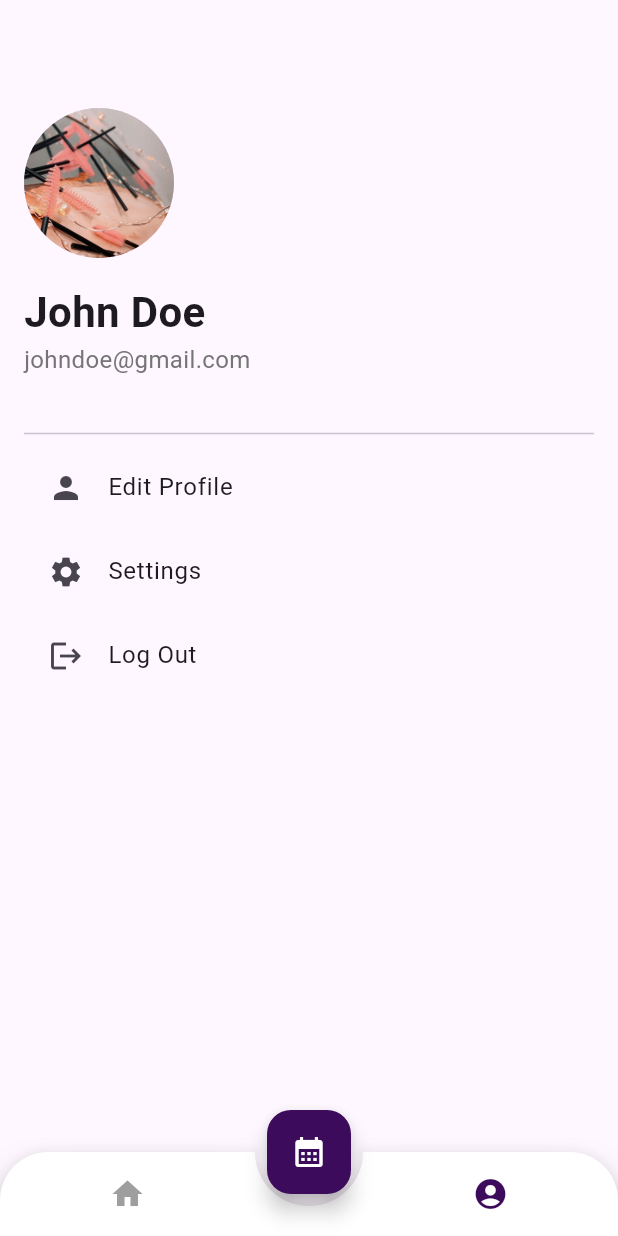
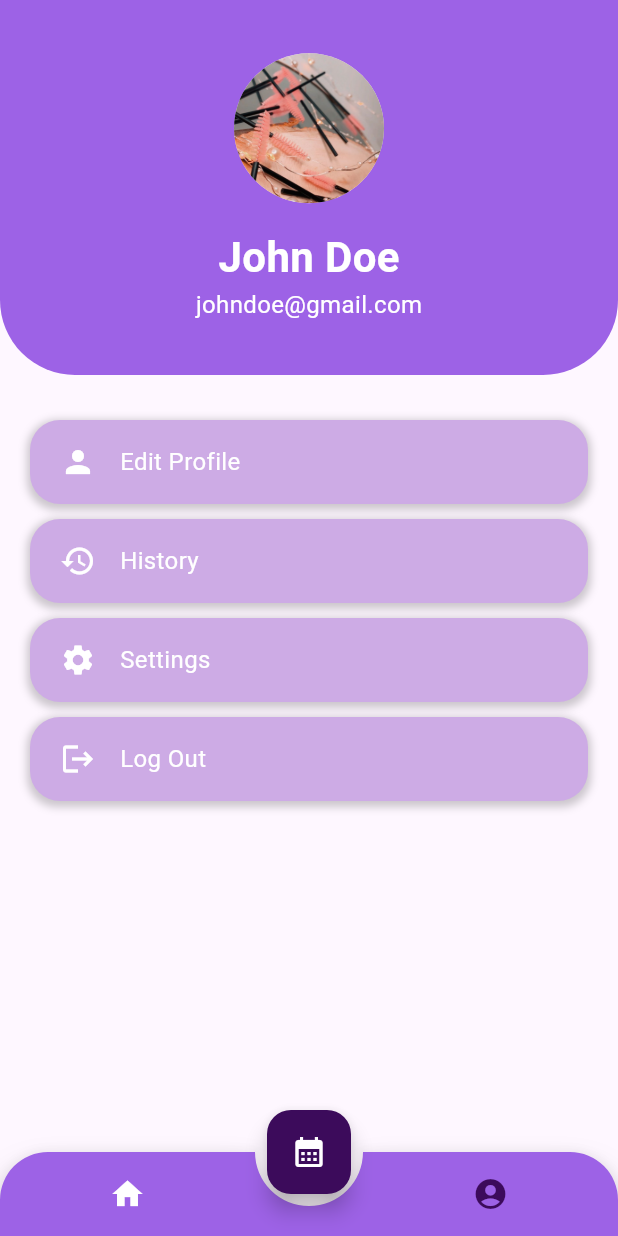
Before and after one commit to xbayarsukh/Picktimee, a Flutter app: the screen it shows after launch, item 2 of the bottom bar chosen, on a phone screen of 412 x 824 dp. Run offline on Flutter 3.47's test engine with Material 3 defaults, Android fonts, the phone set to English and light mode, and no system bars; drawn by our look-alikes of animated_bottom_navigation_bar; our stand-ins replace image_picker.

Commit message:
profile dund

```diff
--- a/application_frontend/lib/bottom_bar.dart
+++ b/application_frontend/lib/bottom_bar.dart
@@ -54,14 +54,15 @@ class _MyHomePageState extends State<MyHomePage> {
           Icons.calendar_month,
           color: Colors.white, // Set the icon color to white
         ),
-        backgroundColor: Color.fromARGB(255, 60, 11, 91),
+        backgroundColor: Color.fromARGB(255, 60, 11, 91), // Purple color
       ),
       floatingActionButtonLocation: FloatingActionButtonLocation.centerDocked,
       bottomNavigationBar: AnimatedBottomNavigationBar.builder(
         itemCount: iconList.length,
         tabBuilder: (int index, bool isActive) {
-          final color =
-              isActive ? Color.fromARGB(255, 60, 11, 91) : Colors.grey;
+          final color = isActive
+              ? Color.fromARGB(255, 60, 11, 91)
+              : Color.fromARGB(255, 255, 255, 255);
           return Icon(
             iconList[index],
             size: 24,
@@ -73,6 +74,8 @@ class _MyHomePageState extends State<MyHomePage> {
         notchSmoothness: NotchSmoothness.verySmoothEdge,
         leftCornerRadius: 32,
         rightCornerRadius: 32,
+        backgroundColor:
+            Color.fromARGB(255, 157, 98, 230), // Purple bottom bar color
         onTap: (index) => setState(() => _bottomNavIndex = index),
       ),
     );
--- a/application_frontend/lib/profile.dart
+++ b/application_frontend/lib/profile.dart
@@ -5,16 +5,26 @@ class ProfilePage extends StatelessWidget {
   @override
   Widget build(BuildContext context) {
     return Scaffold(
-      appBar: AppBar(),
-      body: Padding(
-        padding: const EdgeInsets.all(16.0),
+      body: Column(
+        crossAxisAlignment: CrossAxisAlignment.start,
+        children: [
+          Container(
+            height: 250,
+            decoration: BoxDecoration(
+              color: Color.fromARGB(255, 157, 98, 230),
+              borderRadius: BorderRadius.only(
+                bottomLeft: Radius.circular(50),
+                bottomRight: Radius.circular(50),
+              ),
+            ),
+            child: Center(
               child: Column(
-          crossAxisAlignment: CrossAxisAlignment.start,
+                mainAxisAlignment: MainAxisAlignment.center,
                 children: [
                   CircleAvatar(
                     radius: 50,
-              backgroundImage:
-                  AssetImage('assets/images/1.jpg'), // Add your image here
+                    backgroundImage: AssetImage(
+                        'assets/images/1.jpg'), // Add your image here
                   ),
                   SizedBox(height: 16),
                   Text(
@@ -22,44 +32,161 @@ class ProfilePage extends StatelessWidget {
                     style: TextStyle(
                       fontSize: 28,
                       fontWeight: FontWeight.bold,
+                      color: Colors.white,
                     ),
                   ),
                   Text(
                     "johndoe@gmail.com", // Replace with dynamic email data
                     style: TextStyle(
                       fontSize: 16,
-                color: Colors.grey[600],
+                      color: Colors.white,
+                    ),
+                  ),
+                ],
+              ),
             ),
           ),
           SizedBox(height: 30),
-            Divider(),
-            ListTile(
-              leading: Icon(Icons.person),
-              title: Text('Edit Profile'),
+          Padding(
+            padding: EdgeInsets.symmetric(horizontal: 20),
+            child: GestureDetector(
               onTap: () {
                 Navigator.push(
                   context,
                   MaterialPageRoute(builder: (context) => EditProfilePage()),
                 );
               },
+              child: Container(
+                padding: EdgeInsets.symmetric(vertical: 16, horizontal: 20),
+                decoration: BoxDecoration(
+                  color: Color.fromARGB(255, 205, 171, 229),
+                  borderRadius: BorderRadius.circular(20),
+                  boxShadow: [
+                    BoxShadow(
+                      color: Colors.black.withOpacity(0.2),
+                      spreadRadius: 2,
+                      blurRadius: 4,
+                      offset: Offset(0, 2), // Shadow position
                     ),
-            ListTile(
-              leading: Icon(Icons.settings),
-              title: Text('Settings'),
-              onTap: () {
-                // Handle Settings action
-              },
+                  ],
                 ),
-            ListTile(
-              leading: Icon(Icons.logout),
-              title: Text('Log Out'),
-              onTap: () {
-                // Handle Log Out action
-              },
+                child: Row(
+                  children: [
+                    Icon(Icons.person, color: Colors.white),
+                    SizedBox(width: 16),
+                    Text(
+                      'Edit Profile',
+                      style: TextStyle(color: Colors.white, fontSize: 16),
                     ),
                   ],
                 ),
               ),
+            ),
+          ),
+          SizedBox(height: 10),
+          Padding(
+            padding: EdgeInsets.symmetric(horizontal: 20),
+            child: GestureDetector(
+              onTap: () {
+                // Handle Settings action
+              },
+              child: Container(
+                padding: EdgeInsets.symmetric(vertical: 16, horizontal: 20),
+                decoration: BoxDecoration(
+                  color: Color.fromARGB(255, 205, 171, 229),
+                  borderRadius: BorderRadius.circular(20),
+                  boxShadow: [
+                    BoxShadow(
+                      color: Colors.black.withOpacity(0.2),
+                      spreadRadius: 2,
+                      blurRadius: 4,
+                      offset: Offset(0, 2), // Shadow position
+                    ),
+                  ],
+                ),
+                child: Row(
+                  children: [
+                    Icon(Icons.history, color: Colors.white),
+                    SizedBox(width: 16),
+                    Text(
+                      'History',
+                      style: TextStyle(color: Colors.white, fontSize: 16),
+                    ),
+                  ],
+                ),
+              ),
+            ),
+          ),
+          SizedBox(height: 10),
+          Padding(
+            padding: EdgeInsets.symmetric(horizontal: 20),
+            child: GestureDetector(
+              onTap: () {
+                // Handle Settings action
+              },
+              child: Container(
+                padding: EdgeInsets.symmetric(vertical: 16, horizontal: 20),
+                decoration: BoxDecoration(
+                  color: Color.fromARGB(255, 205, 171, 229),
+                  borderRadius: BorderRadius.circular(20),
+                  boxShadow: [
+                    BoxShadow(
+                      color: Colors.black.withOpacity(0.2),
+                      spreadRadius: 2,
+                      blurRadius: 4,
+                      offset: Offset(0, 2), // Shadow position
+                    ),
+                  ],
+                ),
+                child: Row(
+                  children: [
+                    Icon(Icons.settings, color: Colors.white),
+                    SizedBox(width: 16),
+                    Text(
+                      'Settings',
+                      style: TextStyle(color: Colors.white, fontSize: 16),
+                    ),
+                  ],
+                ),
+              ),
+            ),
+          ),
+          SizedBox(height: 10),
+          Padding(
+            padding: EdgeInsets.symmetric(horizontal: 20),
+            child: GestureDetector(
+              onTap: () {
+                // Handle Log Out action
+              },
+              child: Container(
+                padding: EdgeInsets.symmetric(vertical: 16, horizontal: 20),
+                decoration: BoxDecoration(
+                  color: Color.fromARGB(255, 205, 171, 229),
+                  borderRadius: BorderRadius.circular(20),
+                  boxShadow: [
+                    BoxShadow(
+                      color: Colors.black.withOpacity(0.2),
+                      spreadRadius: 2,
+                      blurRadius: 4,
+                      offset: Offset(0, 2), // Shadow position
+                    ),
+                  ],
+                ),
+                child: Row(
+                  children: [
+                    Icon(Icons.logout, color: Colors.white),
+                    SizedBox(width: 16),
+                    Text(
+                      'Log Out',
+                      style: TextStyle(color: Colors.white, fontSize: 16),
+                    ),
+                  ],
+                ),
+              ),
+            ),
+          ),
+        ],
+      ),
     );
   }
 }
--- a/application_frontend/lib/service.dart
+++ b/application_frontend/lib/service.dart
@@ -55,7 +55,7 @@ class _ServicePageState extends State<ServicePage> {
           Container(
             height: 150,
             decoration: BoxDecoration(
-              color: Color.fromARGB(255, 60, 11, 91),
+              color: Color.fromARGB(255, 157, 98, 230),
               borderRadius: BorderRadius.only(
                 bottomLeft: Radius.circular(50),
                 bottomRight: Radius.circular(50),
@@ -102,18 +102,18 @@ class _ServicePageState extends State<ServicePage> {
             ),
           ),
           Container(
-            margin: EdgeInsets.all(20),
+            margin: EdgeInsets.fromLTRB(40, 20, 40, 0),
             width: double.infinity,
-            height: 200,
+            height: 160,
             decoration: BoxDecoration(
               borderRadius: BorderRadius.circular(16),
-              boxShadow: [
-                BoxShadow(
-                  color: Color.fromARGB(255, 60, 11, 91),
-                  blurRadius: 10,
-                  offset: Offset(0, 5),
-                ),
-              ],
+              // boxShadow: [
+              //   BoxShadow(
+              //     color: Color.fromARGB(255, 60, 11, 91),
+              //     blurRadius: 10,
+              //     offset: Offset(0, 5),
+              //   ),
+              // ],
               image: DecorationImage(
                 image: AssetImage(sliderImages[_currentIndex]),
                 fit: BoxFit.cover,
@@ -122,7 +122,7 @@ class _ServicePageState extends State<ServicePage> {
           ),
           Expanded(
             child: GridView.builder(
-              padding: EdgeInsets.fromLTRB(20, 20, 20, 40),
+              padding: EdgeInsets.fromLTRB(20, 10, 20, 30),
               gridDelegate: SliverGridDelegateWithFixedCrossAxisCount(
                 crossAxisCount: 3,
                 crossAxisSpacing: 16,
@@ -143,7 +143,7 @@ class _ServicePageState extends State<ServicePage> {
                       borderRadius: BorderRadius.circular(15),
                       boxShadow: [
                         BoxShadow(
-                          color: Color.fromARGB(255, 60, 11, 91),
+                          color: Colors.black.withOpacity(0.3),
                           blurRadius: 10,
                           offset: Offset(0, 5),
                         ),
```
Lines whose indentation alone changed are shown as unchanged.
